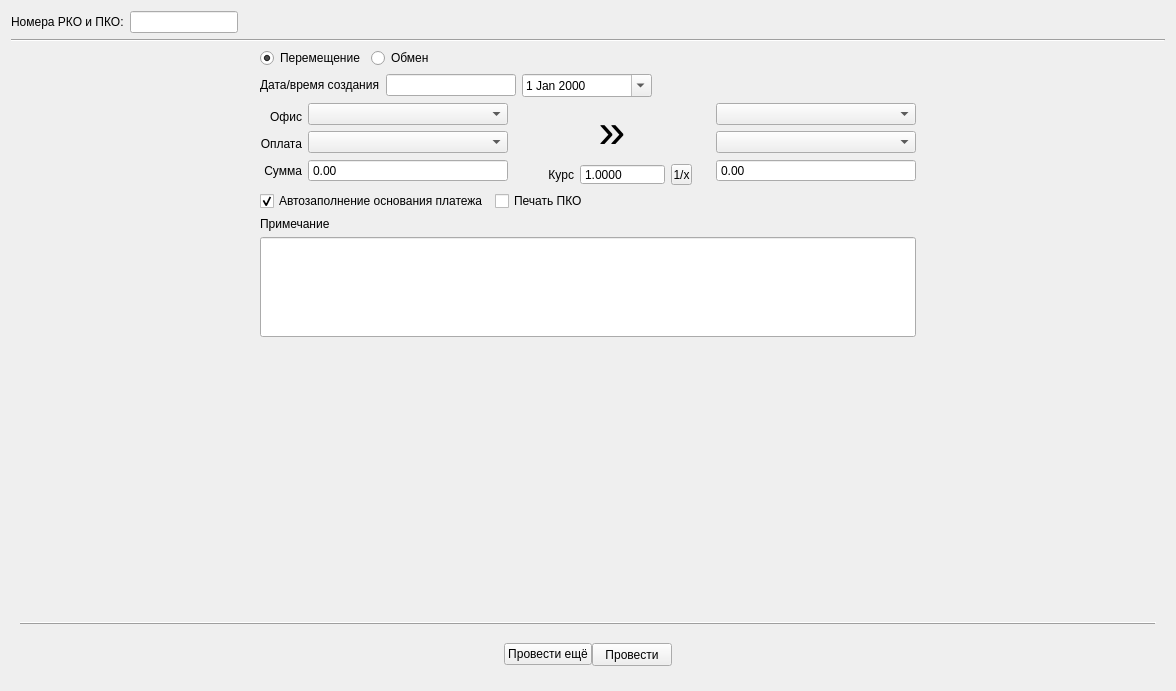
The window that tabcashmoveexch.ui (solderercb/snap_crm) describes before a commit, drawn with Qt 5.
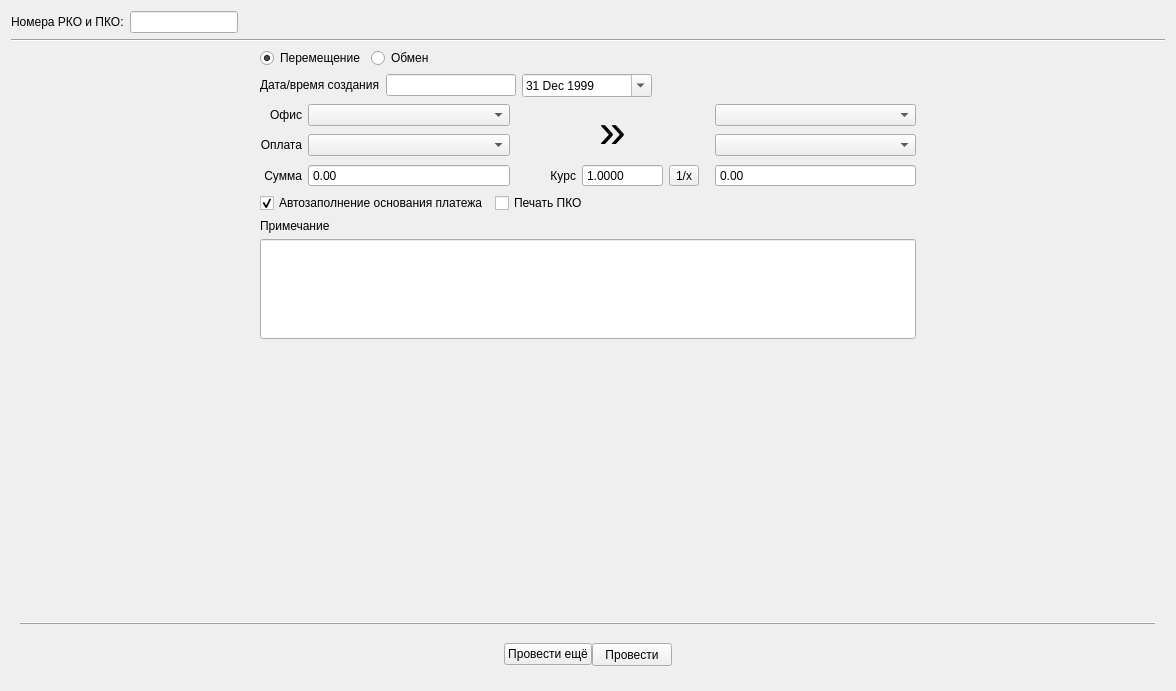
The same window after the commit. Custom widgets are drawn as their Qt base class.

The edit to the form file:
```diff
--- a/tabcashmoveexch.ui
+++ b/tabcashmoveexch.ui
@@ -16,242 +16,10 @@
   <property name="styleSheet">
    <string notr="true"/>
   </property>
-  <layout class="QGridLayout" name="gridLayout_2">
+  <layout class="QGridLayout" name="gridLayout_4">
    <item row="0" column="0">
-    <layout class="QGridLayout" name="gridLayout" rowstretch="0,0,0,0,0,0,0,0,1" columnstretch="1,0,0,0,0,1" columnminimumwidth="0,0,200,190,200,0">
-     <item row="1" column="0" colspan="6">
-      <widget class="Line" name="line_2">
-       <property name="orientation">
-        <enum>Qt::Horizontal</enum>
-       </property>
-      </widget>
-     </item>
-     <item row="5" column="0">
-      <spacer name="horizontalSpacer_4">
-       <property name="orientation">
-        <enum>Qt::Horizontal</enum>
-       </property>
-       <property name="sizeHint" stdset="0">
-        <size>
-         <width>208</width>
-         <height>20</height>
-        </size>
-       </property>
-      </spacer>
-     </item>
-     <item row="5" column="1">
-      <layout class="QVBoxLayout" name="verticalLayout_6">
-       <item>
-        <widget class="QLabel" name="labelOffice">
-         <property name="text">
-          <string>Офис</string>
-         </property>
-         <property name="alignment">
-          <set>Qt::AlignRight|Qt::AlignTrailing|Qt::AlignVCenter</set>
-         </property>
-        </widget>
-       </item>
-       <item>
-        <widget class="QLabel" name="labelPaymentAccount">
-         <property name="sizePolicy">
-          <sizepolicy hsizetype="Preferred" vsizetype="Fixed">
-           <horstretch>0</horstretch>
-           <verstretch>0</verstretch>
-          </sizepolicy>
-         </property>
-         <property name="text">
-          <string>Оплата</string>
-         </property>
-         <property name="alignment">
-          <set>Qt::AlignRight|Qt::AlignTrailing|Qt::AlignVCenter</set>
-         </property>
-         <property name="margin">
-          <number>0</number>
-         </property>
-         <property name="indent">
-          <number>0</number>
-         </property>
-        </widget>
-       </item>
-       <item>
-        <widget class="QLabel" name="labelSumm">
-         <property name="text">
-          <string>Сумма</string>
-         </property>
-         <property name="alignment">
-          <set>Qt::AlignRight|Qt::AlignTrailing|Qt::AlignVCenter</set>
-         </property>
-        </widget>
-       </item>
-      </layout>
-     </item>
-     <item row="5" column="2">
-      <layout class="QVBoxLayout" name="verticalLayout_5">
-       <item>
-        <widget class="QComboBox" name="comboBoxSrcOffice">
-         <property name="insertPolicy">
-          <enum>QComboBox::NoInsert</enum>
-         </property>
-        </widget>
-       </item>
-       <item>
-        <widget class="QComboBox" name="comboBoxSrcPaymentAccount">
-         <property name="minimumSize">
-          <size>
-           <width>50</width>
-           <height>0</height>
-          </size>
-         </property>
-         <property name="maximumSize">
-          <size>
-           <width>250</width>
-           <height>16777215</height>
-          </size>
-         </property>
-         <property name="insertPolicy">
-          <enum>QComboBox::NoInsert</enum>
-         </property>
-        </widget>
-       </item>
-       <item>
-        <widget class="QDoubleSpinBox" name="doubleSpinBoxSrcAmount">
-         <property name="sizePolicy">
-          <sizepolicy hsizetype="Minimum" vsizetype="Fixed">
-           <horstretch>0</horstretch>
-           <verstretch>0</verstretch>
-          </sizepolicy>
-         </property>
-         <property name="minimumSize">
-          <size>
-           <width>135</width>
-           <height>0</height>
-          </size>
-         </property>
-         <property name="buttonSymbols">
-          <enum>QAbstractSpinBox::NoButtons</enum>
-         </property>
-         <property name="specialValueText">
-          <string notr="true"/>
-         </property>
-         <property name="correctionMode">
-          <enum>QAbstractSpinBox::CorrectToNearestValue</enum>
-         </property>
-         <property name="keyboardTracking">
-          <bool>true</bool>
-         </property>
-         <property name="prefix">
-          <string notr="true"/>
-         </property>
-         <property name="suffix">
-          <string notr="true"/>
-         </property>
-         <property name="maximum">
-          <double>9999999.990000000223517</double>
-         </property>
-         <property name="stepType">
-          <enum>QAbstractSpinBox::AdaptiveDecimalStepType</enum>
-         </property>
-        </widget>
-       </item>
-      </layout>
-     </item>
-     <item row="5" column="5">
-      <spacer name="horizontalSpacer_3">
-       <property name="orientation">
-        <enum>Qt::Horizontal</enum>
-       </property>
-       <property name="sizeHint" stdset="0">
-        <size>
-         <width>288</width>
-         <height>20</height>
-        </size>
-       </property>
-      </spacer>
-     </item>
-     <item row="5" column="4">
-      <layout class="QVBoxLayout" name="verticalLayout_4">
-       <item>
-        <widget class="QComboBox" name="comboBoxDstOffice">
-         <property name="insertPolicy">
-          <enum>QComboBox::NoInsert</enum>
-         </property>
-        </widget>
-       </item>
-       <item>
-        <widget class="QComboBox" name="comboBoxDstPaymentAccount">
-         <property name="minimumSize">
-          <size>
-           <width>50</width>
-           <height>0</height>
-          </size>
-         </property>
-         <property name="maximumSize">
-          <size>
-           <width>250</width>
-           <height>16777215</height>
-          </size>
-         </property>
-         <property name="insertPolicy">
-          <enum>QComboBox::NoInsert</enum>
-         </property>
-        </widget>
-       </item>
-       <item>
-        <widget class="QDoubleSpinBox" name="doubleSpinBoxDstAmount">
-         <property name="sizePolicy">
-          <sizepolicy hsizetype="Minimum" vsizetype="Fixed">
-           <horstretch>0</horstretch>
-           <verstretch>0</verstretch>
-          </sizepolicy>
-         </property>
-         <property name="minimumSize">
-          <size>
-           <width>135</width>
-           <height>0</height>
-          </size>
-         </property>
-         <property name="buttonSymbols">
-          <enum>QAbstractSpinBox::NoButtons</enum>
-         </property>
-         <property name="specialValueText">
-          <string notr="true"/>
-         </property>
-         <property name="correctionMode">
-          <enum>QAbstractSpinBox::CorrectToNearestValue</enum>
-         </property>
-         <property name="keyboardTracking">
-          <bool>true</bool>
-         </property>
-         <property name="prefix">
-          <string notr="true"/>
-         </property>
-         <property name="suffix">
-          <string notr="true"/>
-         </property>
-         <property name="maximum">
-          <double>9999999.990000000223517</double>
-         </property>
-         <property name="stepType">
-          <enum>QAbstractSpinBox::AdaptiveDecimalStepType</enum>
-         </property>
-        </widget>
-       </item>
-      </layout>
-     </item>
-     <item row="8" column="0">
-      <spacer name="verticalSpacer">
-       <property name="orientation">
-        <enum>Qt::Vertical</enum>
-       </property>
-       <property name="sizeHint" stdset="0">
-        <size>
-         <width>20</width>
-         <height>188</height>
-        </size>
-       </property>
-      </spacer>
-     </item>
-     <item row="0" column="0" colspan="6">
+    <layout class="QGridLayout" name="gridLayout_2">
+     <item row="0" column="0" colspan="3">
       <layout class="QHBoxLayout" name="horizontalLayout_4">
        <item>
         <widget class="QLabel" name="labelOrderNum">
@@ -306,7 +74,14 @@
        </item>
       </layout>
      </item>
-     <item row="2" column="1" colspan="4">
+     <item row="1" column="0" colspan="3">
+      <widget class="Line" name="line_2">
+       <property name="orientation">
+        <enum>Qt::Horizontal</enum>
+       </property>
+      </widget>
+     </item>
+     <item row="2" column="1">
       <layout class="QHBoxLayout" name="horizontalLayout_3">
        <item>
         <widget class="QRadioButton" name="radioButtonMove">
@@ -343,9 +118,161 @@
        </item>
       </layout>
      </item>
-     <item row="5" column="3">
-      <layout class="QVBoxLayout" name="verticalLayout_3" stretch="0,0">
+     <item row="3" column="1">
+      <layout class="QHBoxLayout" name="horizontalLayout">
        <item>
+        <widget class="QLabel" name="labelDate">
+         <property name="sizePolicy">
+          <sizepolicy hsizetype="Preferred" vsizetype="Fixed">
+           <horstretch>0</horstretch>
+           <verstretch>0</verstretch>
+          </sizepolicy>
+         </property>
+         <property name="text">
+          <string>Дата/время создания</string>
+         </property>
+         <property name="margin">
+          <number>0</number>
+         </property>
+         <property name="indent">
+          <number>0</number>
+         </property>
+        </widget>
+       </item>
+       <item>
+        <widget class="QLineEdit" name="lineEditDate">
+         <property name="sizePolicy">
+          <sizepolicy hsizetype="Fixed" vsizetype="Fixed">
+           <horstretch>0</horstretch>
+           <verstretch>0</verstretch>
+          </sizepolicy>
+         </property>
+         <property name="minimumSize">
+          <size>
+           <width>130</width>
+           <height>0</height>
+          </size>
+         </property>
+         <property name="maximumSize">
+          <size>
+           <width>130</width>
+           <height>16777215</height>
+          </size>
+         </property>
+         <property name="readOnly">
+          <bool>true</bool>
+         </property>
+        </widget>
+       </item>
+       <item>
+        <widget class="QDateEdit" name="dateEdit">
+         <property name="sizePolicy">
+          <sizepolicy hsizetype="Fixed" vsizetype="Fixed">
+           <horstretch>0</horstretch>
+           <verstretch>0</verstretch>
+          </sizepolicy>
+         </property>
+         <property name="minimumSize">
+          <size>
+           <width>130</width>
+           <height>0</height>
+          </size>
+         </property>
+         <property name="maximumSize">
+          <size>
+           <width>130</width>
+           <height>16777215</height>
+          </size>
+         </property>
+         <property name="frame">
+          <bool>true</bool>
+         </property>
+         <property name="showGroupSeparator" stdset="0">
+          <bool>false</bool>
+         </property>
+         <property name="dateTime">
+          <datetime>
+           <hour>21</hour>
+           <minute>0</minute>
+           <second>0</second>
+           <year>1999</year>
+           <month>12</month>
+           <day>31</day>
+          </datetime>
+         </property>
+         <property name="maximumDateTime">
+          <datetime>
+           <hour>20</hour>
+           <minute>59</minute>
+           <second>59</second>
+           <year>2029</year>
+           <month>12</month>
+           <day>31</day>
+          </datetime>
+         </property>
+         <property name="minimumDateTime">
+          <datetime>
+           <hour>21</hour>
+           <minute>0</minute>
+           <second>0</second>
+           <year>1999</year>
+           <month>12</month>
+           <day>31</day>
+          </datetime>
+         </property>
+         <property name="calendarPopup">
+          <bool>true</bool>
+         </property>
+        </widget>
+       </item>
+       <item>
+        <spacer name="horizontalSpacer_7">
+         <property name="orientation">
+          <enum>Qt::Horizontal</enum>
+         </property>
+         <property name="sizeHint" stdset="0">
+          <size>
+           <width>40</width>
+           <height>20</height>
+          </size>
+         </property>
+        </spacer>
+       </item>
+      </layout>
+     </item>
+     <item row="4" column="0">
+      <spacer name="horizontalSpacer_4">
+       <property name="orientation">
+        <enum>Qt::Horizontal</enum>
+       </property>
+       <property name="sizeHint" stdset="0">
+        <size>
+         <width>238</width>
+         <height>20</height>
+        </size>
+       </property>
+      </spacer>
+     </item>
+     <item row="4" column="1">
+      <layout class="QGridLayout" name="gridLayout" columnstretch="0,1,0,1">
+       <item row="0" column="0">
+        <widget class="QLabel" name="labelOffice">
+         <property name="text">
+          <string>Офис</string>
+         </property>
+         <property name="alignment">
+          <set>Qt::AlignRight|Qt::AlignTrailing|Qt::AlignVCenter</set>
+         </property>
+        </widget>
+       </item>
+       <item row="0" column="1">
+        <widget class="QComboBox" name="comboBoxSrcOffice">
+         <property name="insertPolicy">
+          <enum>QComboBox::NoInsert</enum>
+         </property>
+        </widget>
+       </item>
+       <item row="0" column="2" rowspan="2">
         <widget class="QLabel" name="label">
          <property name="sizePolicy">
           <sizepolicy hsizetype="Minimum" vsizetype="Expanding">
@@ -382,7 +309,94 @@
          </property>
         </widget>
        </item>
-       <item>
+       <item row="0" column="3">
+        <widget class="QComboBox" name="comboBoxDstOffice">
+         <property name="insertPolicy">
+          <enum>QComboBox::NoInsert</enum>
+         </property>
+        </widget>
+       </item>
+       <item row="1" column="0">
+        <widget class="QLabel" name="labelPaymentAccount">
+         <property name="sizePolicy">
+          <sizepolicy hsizetype="Preferred" vsizetype="Fixed">
+           <horstretch>0</horstretch>
+           <verstretch>0</verstretch>
+          </sizepolicy>
+         </property>
+         <property name="text">
+          <string>Оплата</string>
+         </property>
+         <property name="alignment">
+          <set>Qt::AlignRight|Qt::AlignTrailing|Qt::AlignVCenter</set>
+         </property>
+         <property name="margin">
+          <number>0</number>
+         </property>
+         <property name="indent">
+          <number>0</number>
+         </property>
+        </widget>
+       </item>
+       <item row="1" column="1">
+        <widget class="QComboBox" name="comboBoxSrcPaymentAccount">
+         <property name="insertPolicy">
+          <enum>QComboBox::NoInsert</enum>
+         </property>
+        </widget>
+       </item>
+       <item row="1" column="3">
+        <widget class="QComboBox" name="comboBoxDstPaymentAccount">
+         <property name="insertPolicy">
+          <enum>QComboBox::NoInsert</enum>
+         </property>
+        </widget>
+       </item>
+       <item row="2" column="0">
+        <widget class="QLabel" name="labelSumm">
+         <property name="text">
+          <string>Сумма</string>
+         </property>
+         <property name="alignment">
+          <set>Qt::AlignRight|Qt::AlignTrailing|Qt::AlignVCenter</set>
+         </property>
+        </widget>
+       </item>
+       <item row="2" column="1">
+        <widget class="SDoubleSpinBox" name="doubleSpinBoxSrcAmount">
+         <property name="sizePolicy">
+          <sizepolicy hsizetype="Minimum" vsizetype="Fixed">
+           <horstretch>0</horstretch>
+           <verstretch>0</verstretch>
+          </sizepolicy>
+         </property>
+         <property name="buttonSymbols">
+          <enum>QAbstractSpinBox::NoButtons</enum>
+         </property>
+         <property name="specialValueText">
+          <string notr="true"/>
+         </property>
+         <property name="correctionMode">
+          <enum>QAbstractSpinBox::CorrectToNearestValue</enum>
+         </property>
+         <property name="keyboardTracking">
+          <bool>true</bool>
+         </property>
+         <property name="prefix">
+          <string notr="true"/>
+         </property>
+         <property name="suffix">
+          <string notr="true"/>
+         </property>
+         <property name="maximum">
+          <double>9999999.990000000223517</double>
+         </property>
+         <property name="stepType">
+          <enum>QAbstractSpinBox::AdaptiveDecimalStepType</enum>
+         </property>
+        </widget>
+       </item>
+       <item row="2" column="2">
         <layout class="QHBoxLayout" name="horizontalLayout_2" stretch="0,0,0,0">
          <item>
           <widget class="QLabel" name="labelCharge">
@@ -407,25 +421,13 @@
           </widget>
          </item>
          <item>
-          <widget class="QDoubleSpinBox" name="doubleSpinBoxCharge">
+          <widget class="SDoubleSpinBox" name="doubleSpinBoxCharge">
            <property name="sizePolicy">
             <sizepolicy hsizetype="Fixed" vsizetype="Fixed">
              <horstretch>0</horstretch>
              <verstretch>0</verstretch>
             </sizepolicy>
            </property>
-           <property name="minimumSize">
-            <size>
-             <width>85</width>
-             <height>21</height>
-            </size>
-           </property>
-           <property name="maximumSize">
-            <size>
-             <width>85</width>
-             <height>21</height>
-            </size>
-           </property>
            <property name="buttonSymbols">
             <enum>QAbstractSpinBox::NoButtons</enum>
            </property>
@@ -466,10 +468,10 @@
              <height>21</height>
             </size>
            </property>
-           <property name="maximumSize">
+           <property name="sizeIncrement">
             <size>
-             <width>21</width>
-             <height>21</height>
+             <width>1</width>
+             <height>1</height>
             </size>
            </property>
            <property name="text">
@@ -483,7 +485,7 @@
             <enum>Qt::Horizontal</enum>
            </property>
            <property name="sizeType">
-            <enum>QSizePolicy::Expanding</enum>
+            <enum>QSizePolicy::MinimumExpanding</enum>
            </property>
            <property name="sizeHint" stdset="0">
             <size>
@@ -495,155 +497,56 @@
          </item>
         </layout>
        </item>
-      </layout>
-     </item>
-     <item row="7" column="1" colspan="4">
-      <layout class="QVBoxLayout" name="verticalLayout_2">
-       <item>
-        <widget class="QLabel" name="labelComment">
-         <property name="text">
-          <string>Примечание</string>
-         </property>
-        </widget>
-       </item>
-       <item>
-        <widget class="QLineEdit" name="lineEditReason">
-         <property name="minimumSize">
-          <size>
-           <width>0</width>
-           <height>100</height>
-          </size>
-         </property>
-         <property name="alignment">
-          <set>Qt::AlignLeading|Qt::AlignLeft|Qt::AlignTop</set>
-         </property>
-        </widget>
-       </item>
-      </layout>
-     </item>
-     <item row="3" column="1" colspan="4">
-      <layout class="QHBoxLayout" name="horizontalLayout">
-       <item>
-        <widget class="QLabel" name="labelDate">
+       <item row="2" column="3">
+        <widget class="SDoubleSpinBox" name="doubleSpinBoxDstAmount">
          <property name="sizePolicy">
-          <sizepolicy hsizetype="Preferred" vsizetype="Fixed">
+          <sizepolicy hsizetype="Minimum" vsizetype="Fixed">
            <horstretch>0</horstretch>
            <verstretch>0</verstretch>
           </sizepolicy>
          </property>
-         <property name="text">
-          <string>Дата/время создания</string>
+         <property name="buttonSymbols">
+          <enum>QAbstractSpinBox::NoButtons</enum>
          </property>
-         <property name="margin">
-          <number>0</number>
+         <property name="specialValueText">
+          <string notr="true"/>
          </property>
-         <property name="indent">
-          <number>0</number>
+         <property name="correctionMode">
+          <enum>QAbstractSpinBox::CorrectToNearestValue</enum>
          </property>
-        </widget>
-       </item>
-       <item>
-        <widget class="QLineEdit" name="lineEditDate">
-         <property name="sizePolicy">
-          <sizepolicy hsizetype="Fixed" vsizetype="Fixed">
-           <horstretch>0</horstretch>
-           <verstretch>0</verstretch>
-          </sizepolicy>
-         </property>
-         <property name="minimumSize">
-          <size>
-           <width>130</width>
-           <height>0</height>
-          </size>
-         </property>
-         <property name="maximumSize">
-          <size>
-           <width>130</width>
-           <height>16777215</height>
-          </size>
-         </property>
-         <property name="readOnly">
+         <property name="keyboardTracking">
           <bool>true</bool>
          </property>
-        </widget>
-       </item>
-       <item>
-        <widget class="QDateEdit" name="dateEdit">
-         <property name="sizePolicy">
-          <sizepolicy hsizetype="Fixed" vsizetype="Fixed">
-           <horstretch>0</horstretch>
-           <verstretch>0</verstretch>
-          </sizepolicy>
+         <property name="prefix">
+          <string notr="true"/>
          </property>
-         <property name="minimumSize">
-          <size>
-           <width>130</width>
-           <height>0</height>
-          </size>
+         <property name="suffix">
+          <string notr="true"/>
          </property>
-         <property name="maximumSize">
-          <size>
-           <width>130</width>
-           <height>16777215</height>
-          </size>
+         <property name="maximum">
+          <double>9999999.990000000223517</double>
          </property>
-         <property name="frame">
-          <bool>true</bool>
+         <property name="stepType">
+          <enum>QAbstractSpinBox::AdaptiveDecimalStepType</enum>
          </property>
-         <property name="showGroupSeparator" stdset="0">
-          <bool>false</bool>
-         </property>
-         <property name="dateTime">
-          <datetime>
-           <hour>0</hour>
-           <minute>0</minute>
-           <second>0</second>
-           <year>2000</year>
-           <month>1</month>
-           <day>1</day>
-          </datetime>
-         </property>
-         <property name="maximumDateTime">
-          <datetime>
-           <hour>23</hour>
-           <minute>59</minute>
-           <second>59</second>
-           <year>2029</year>
-           <month>12</month>
-           <day>31</day>
-          </datetime>
-         </property>
-         <property name="minimumDateTime">
-          <datetime>
-           <hour>0</hour>
-           <minute>0</minute>
-           <second>0</second>
-           <year>2000</year>
-           <month>1</month>
-           <day>1</day>
-          </datetime>
-         </property>
-         <property name="calendarPopup">
-          <bool>true</bool>
-         </property>
         </widget>
        </item>
-       <item>
-        <spacer name="horizontalSpacer_7">
-         <property name="orientation">
-          <enum>Qt::Horizontal</enum>
-         </property>
-         <property name="sizeHint" stdset="0">
-          <size>
-           <width>40</width>
-           <height>20</height>
-          </size>
-         </property>
-        </spacer>
-       </item>
       </layout>
      </item>
-     <item row="6" column="1" colspan="4">
+     <item row="4" column="2">
+      <spacer name="horizontalSpacer_3">
+       <property name="orientation">
+        <enum>Qt::Horizontal</enum>
+       </property>
+       <property name="sizeHint" stdset="0">
+        <size>
+         <width>240</width>
+         <height>18</height>
+        </size>
+       </property>
+      </spacer>
+     </item>
+     <item row="5" column="1">
       <layout class="QHBoxLayout" name="horizontalLayout_5">
        <item>
         <widget class="QCheckBox" name="checkBoxAutoReason">
@@ -677,6 +580,43 @@
        </item>
       </layout>
      </item>
+     <item row="6" column="1">
+      <layout class="QVBoxLayout" name="verticalLayout_2">
+       <item>
+        <widget class="QLabel" name="labelComment">
+         <property name="text">
+          <string>Примечание</string>
+         </property>
+        </widget>
+       </item>
+       <item>
+        <widget class="QLineEdit" name="lineEditReason">
+         <property name="minimumSize">
+          <size>
+           <width>0</width>
+           <height>100</height>
+          </size>
+         </property>
+         <property name="alignment">
+          <set>Qt::AlignLeading|Qt::AlignLeft|Qt::AlignTop</set>
+         </property>
+        </widget>
+       </item>
+      </layout>
+     </item>
+     <item row="7" column="1">
+      <spacer name="verticalSpacer">
+       <property name="orientation">
+        <enum>Qt::Vertical</enum>
+       </property>
+       <property name="sizeHint" stdset="0">
+        <size>
+         <width>20</width>
+         <height>228</height>
+        </size>
+       </property>
+      </spacer>
+     </item>
     </layout>
    </item>
    <item row="1" column="0">
@@ -814,6 +754,13 @@
    </item>
   </layout>
  </widget>
+ <customwidgets>
+  <customwidget>
+   <class>SDoubleSpinBox</class>
+   <extends>QDoubleSpinBox</extends>
+   <header location="global">widgets/sdoublespinbox.h</header>
+  </customwidget>
+ </customwidgets>
  <tabstops>
   <tabstop>radioButtonMove</tabstop>
   <tabstop>radioButtonExchange</tabstop>
```
